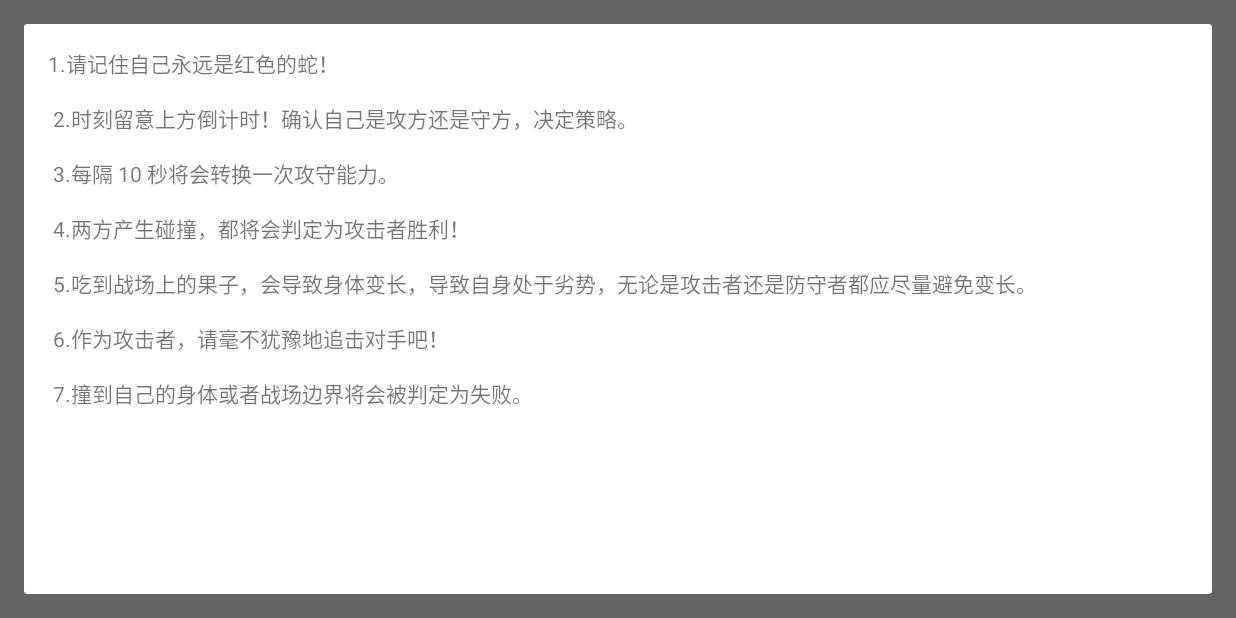
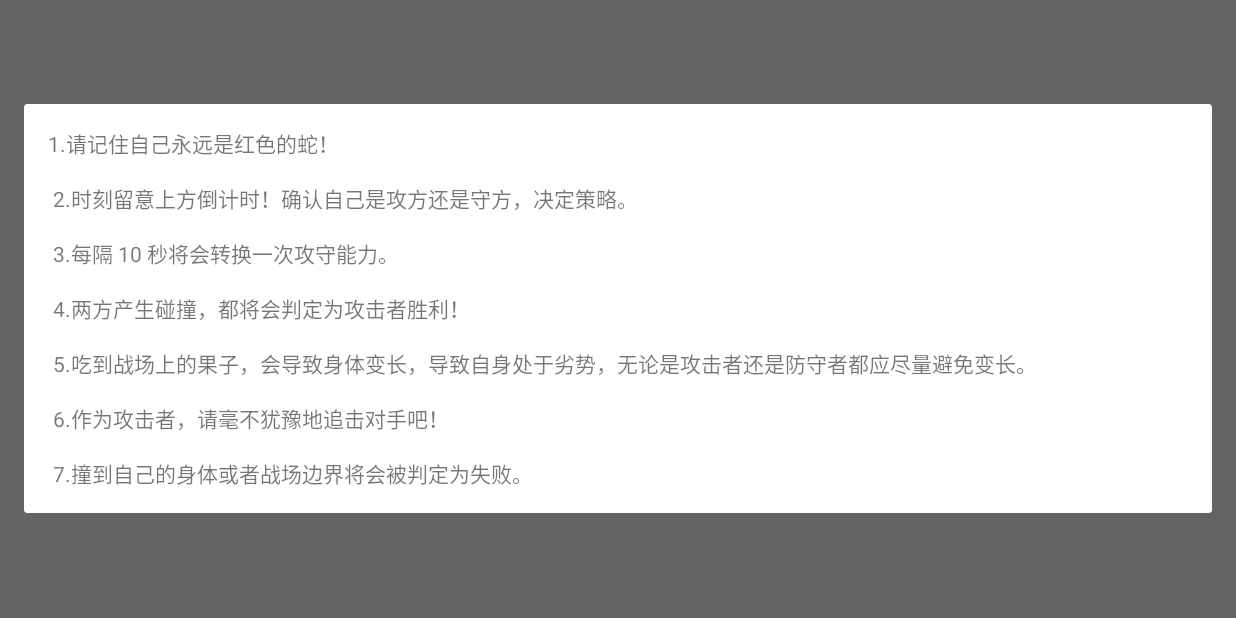
Before and after one commit to YifengWong/TastySnake, an Android app: the DialogTestActivity screen opened directly, with no data from a screen before it, after a tap on an icon or button, on a phone screen of 824 x 412 dp (held sideways). Run offline under Robolectric (Android 15) with nearby library versions, the phone set to English and light mode, and no system bars.

Commit message:
Fix HelpDialog title

```diff
--- a/app/src/main/java/com/example/stevennl/tastysnake/Config.java
+++ b/app/src/main/java/com/example/stevennl/tastysnake/Config.java
@@ -19,7 +19,7 @@ public class Config {
     public static final int FREQUENCY_MOVE = 80;  // ms
     public static final int FREQUENCY_FOOD = 500;  // ms
 
-    public static final int DELAY_HOME = 700;  // ms
+    public static final int DELAY_HOME = 600;  // ms
     public static final int DELAY_HOME_FINISH = 200;  // ms
     public static final int DELAY_CONNECT = 1000;  // ms
     public static final int DELAY_BATTLE = 3000;  // ms
--- a/app/src/main/java/com/example/stevennl/tastysnake/widget/HelpDialog.java
+++ b/app/src/main/java/com/example/stevennl/tastysnake/widget/HelpDialog.java
@@ -3,7 +3,6 @@ package com.example.stevennl.tastysnake.widget;
 import android.app.Dialog;
 import android.content.Context;
 import android.content.DialogInterface;
-import android.util.Log;
 import android.view.Gravity;
 import android.view.LayoutInflater;
 import android.view.View;
@@ -14,16 +13,14 @@ import android.widget.TextView;
 import com.example.stevennl.tastysnake.Config;
 import com.example.stevennl.tastysnake.R;
 
-
 /**
  * A dialog showing game help information.
  * Author: Yifeng Wong
  */
 public class HelpDialog extends Dialog {
     private static final String TAG = "HelpDialog";
+    private Context context;
     private DialogInterface.OnCancelListener cancelListener;
-
-    private TextView infoTextView;
 
     /**
      * Initialize a dialog to show help information.
@@ -33,44 +30,40 @@ public class HelpDialog extends Dialog {
      */
     public HelpDialog(Context context, DialogInterface.OnCancelListener cancelListener_) {
         super(context);
+        requestWindowFeature(Window.FEATURE_NO_TITLE);
+        this.context = context;
         this.cancelListener = cancelListener_;
-
-        setLayout();
-        setWindow();
+        setOnCancelListener(cancelListener);
+        initViews();
+        initWindow();
     }
 
-    private void setLayout() {
-        final View view = LayoutInflater.from(this.getContext()).inflate(R.layout.dialog_help, null);
-        infoTextView = (TextView) view.findViewById(R.id.dialog_help_text);
-        infoTextView.setText(getMessage(this.getContext()));
-        infoTextView.setOnClickListener(new View.OnClickListener() {
+    private void initViews() {
+        View v = LayoutInflater.from(context).inflate(R.layout.dialog_help, null);
+        initInfoTxt(v);
+        setContentView(v);
+    }
+
+    private void initInfoTxt(View v) {
+        TextView infoTxt = (TextView) v.findViewById(R.id.dialog_help_infoTxt);
+        infoTxt.setText(String.format(context.getString(R.string.help_info),
+                Config.DURATION_ATTACK));
+        infoTxt.setOnClickListener(new View.OnClickListener() {
             @Override
             public void onClick(View v) {
                 HelpDialog.this.dismiss();
                 cancelListener.onCancel(HelpDialog.this);
             }
         });
-
-        setContentView(view);
-        setOnCancelListener(this.cancelListener);
     }
 
-    private void setWindow() {
+    private void initWindow() {
         Window window = getWindow();
-        window.setGravity(Gravity.CENTER);
-
-        WindowManager.LayoutParams lp = window.getAttributes();
-        lp.width = WindowManager.LayoutParams.MATCH_PARENT;
-        lp.height = WindowManager.LayoutParams.MATCH_PARENT;
-        window.setAttributes(lp);
-    }
-
-    /**
-     * Return the dialog message.
-     *
-     * @param context The context
-     */
-    private String  getMessage(Context context) {
-        return String.format(context.getString(R.string.help_info), Config.DURATION_ATTACK);
+        if (window != null) {
+            WindowManager.LayoutParams lp = window.getAttributes();
+            lp.width = WindowManager.LayoutParams.MATCH_PARENT;
+            lp.height = WindowManager.LayoutParams.WRAP_CONTENT;
+            window.setAttributes(lp);
+        }
     }
 }
--- a/app/src/main/res/layout/dialog_help.xml
+++ b/app/src/main/res/layout/dialog_help.xml
@@ -1,15 +1,16 @@
 <?xml version="1.0" encoding="utf-8"?>
-<LinearLayout xmlns:android="http://schemas.android.com/apk/res/android"
+<RelativeLayout xmlns:android="http://schemas.android.com/apk/res/android"
     android:layout_width="match_parent"
     android:layout_height="match_parent"
     android:orientation="vertical">
-
-    <TextView
-        android:id="@+id/dialog_help_text"
-        android:layout_gravity="center"
-        android:padding="@dimen/margin_median"
+    <ScrollView
         android:layout_width="match_parent"
-        android:layout_height="match_parent"
-        android:clickable="true"/>
-
-</LinearLayout>
+        android:layout_height="wrap_content">
+        <TextView
+            android:id="@+id/dialog_help_infoTxt"
+            android:padding="@dimen/margin_median"
+            android:layout_width="match_parent"
+            android:layout_height="wrap_content"
+            android:clickable="true"/>
+    </ScrollView>
+</RelativeLayout>
```
